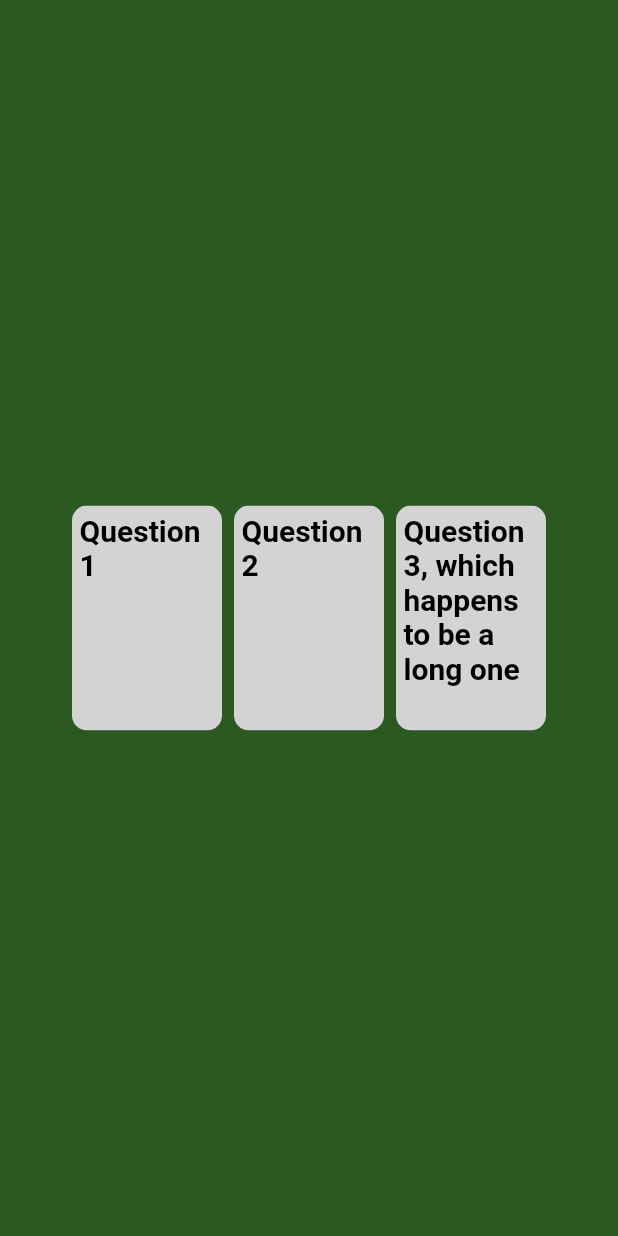
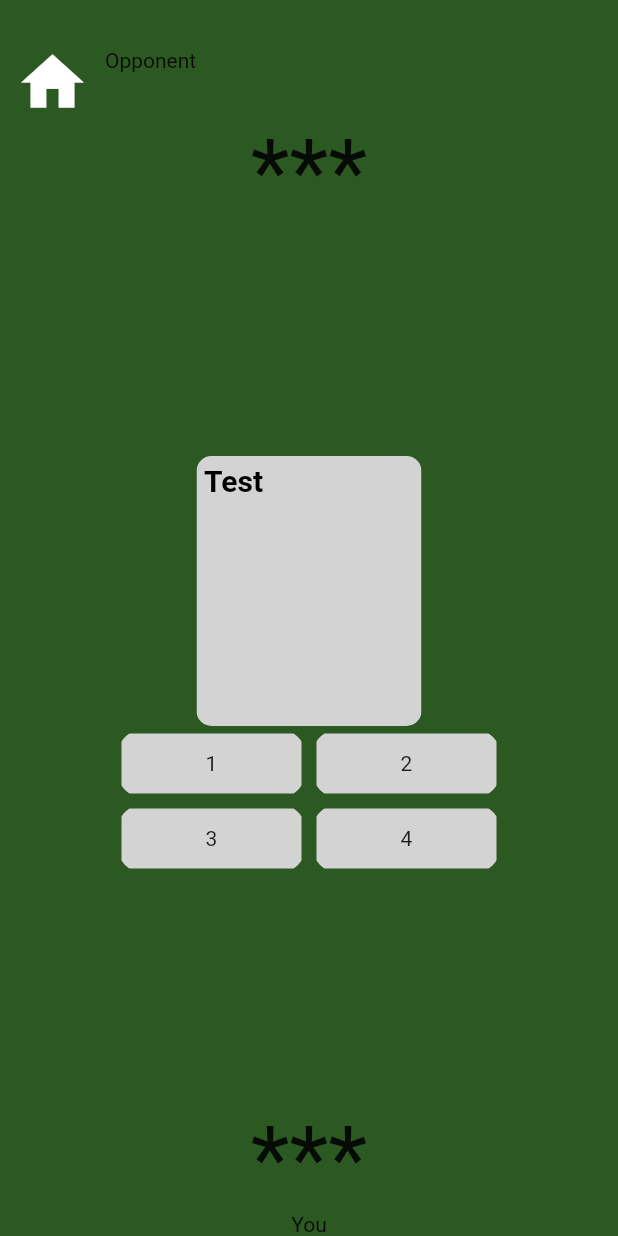
Before and after one commit to elegist/learning_duel, a Flutter app: the screen it shows after launch, on a phone screen of 412 x 824 dp. Run offline on Flutter 3.47's test engine with Material 2 defaults, Android fonts, the light colour scheme and no system bars.

Commit message:
Refactor PlayedCard class

```diff
--- /dev/null
+++ b/lib/PlayedCardChoice.dart
@@ -0,0 +1,125 @@
+import 'package:flutter/material.dart';
+
+class PlayedCardChoice extends StatefulWidget {
+  /*
+  PlayedCardChoice({Key? key, this.question, this.options, this.optionStates})
+      : super(key: key);
+      */
+  late String question;
+  late List<String> options;
+  late List<bool> optionStates;
+  late List<Option> optionWidgets;
+
+  PlayedCardChoice(String question, List<String> options, List<bool> optionStates){
+    this.question = question;
+    this.options = options;
+    this.optionStates = optionStates;
+    optionWidgets = List<Option>.filled(4, new Option(isCorrect: false, optionText: '',));
+
+    for(var i=0; i<options.length; i++){
+      optionWidgets[i] = Option(optionText: options[i], isCorrect: optionStates[i],);
+    }
+  }
+
+  @override
+  State<PlayedCardChoice> createState() => _PlayedCardChoiceState();
+
+  void clickedOption(){
+    for(var i = 0; i < optionWidgets.length; i++){
+      if(optionWidgets[i].isSelected){
+        if(optionWidgets[i].isCorrect){
+          optionWidgets[i].optionColor = Colors.green;
+        }else{
+          optionWidgets[i].optionColor = Colors.red;
+        }
+      }
+    }
+  }
+}
+
+class _PlayedCardChoiceState extends State<PlayedCardChoice> {
+  @override
+  Widget build(BuildContext context) {
+    return Padding(
+        padding: const EdgeInsets.all(4.0),
+        child: Center(
+            child: Column(
+          children: [
+            ClipRRect(
+              borderRadius: BorderRadius.circular(10),
+              child: Container(
+                padding: EdgeInsets.all(5.0),
+                width: 150,
+                height: 180,
+                color: Color(0xFFD3D3D3),
+                child: Center(
+                  child: Column(
+                    mainAxisAlignment: MainAxisAlignment.spaceBetween,
+                    children: [
+                      Row(
+                        children: [
+                          Expanded(
+                              child: Text(
+                            widget.question,
+                            style: TextStyle(
+                                fontSize: 20,
+                                fontWeight: FontWeight.bold,
+                                color: Colors.black),
+                          )),
+                        ],
+                      ),
+                    ],
+                  ),
+                ),
+              ),
+            ),
+            Row(mainAxisAlignment: MainAxisAlignment.center, children: [
+              widget.optionWidgets[0],
+              widget.optionWidgets[1]
+            ]),
+            Row(mainAxisAlignment: MainAxisAlignment.center, children: [
+              widget.optionWidgets[2],
+              widget.optionWidgets[3]
+            ]),
+          ],
+        )));
+  }
+}
+
+class Option extends StatefulWidget {
+  Option({Key? key, this.optionText, this.isCorrect}) : super(key: key);
+
+  final optionText;
+  final isCorrect;
+  bool isSelected = false;
+  Color optionColor = Color(0xFFD3D3D3);
+
+  @override
+  _OptionState createState() => _OptionState();
+}
+
+class _OptionState extends State<Option> {
+
+  @override
+  Widget build(BuildContext context) {
+    return GestureDetector(
+        onTap: () {
+          setState(() {
+            widget.isSelected = true;
+          });
+        },
+        child: ClipRRect(
+          borderRadius: BorderRadius.circular(25),
+          child: Container(
+            margin: EdgeInsets.all(5.0),
+            padding: EdgeInsets.all(5.0),
+            width: 120,
+            height: 40,
+            color: widget.optionColor,
+            child: Center(
+              child: Container(child: Text(widget.optionText)),
+            ),
+          ),
+        ));
+  }
+}
--- /dev/null
+++ b/lib/ScreenChooseAnswer.dart
@@ -0,0 +1,105 @@
+import 'package:flutter/material.dart';
+import 'package:learning_duel/PlayedCard.dart';
+import 'package:learning_duel/PlayedCardChoice.dart';
+
+import 'exerciseCard.dart';
+
+class ScreenChooseAnswer extends StatelessWidget {
+  const ScreenChooseAnswer({ Key? key }) : super(key: key);
+
+  @override
+  Widget build(BuildContext context) {
+    return Scaffold(
+        backgroundColor: Color(0xff2C5822),
+        body: Container(
+          child: Center(
+              child: Column(
+            mainAxisSize: MainAxisSize.max,
+            mainAxisAlignment: MainAxisAlignment.spaceBetween,
+            children: [
+              Row(
+                children: [
+                  Padding(
+                    padding: const EdgeInsets.only(
+                      left: 10,
+                      right: 10,
+                      top: 30,
+                    ),
+                    child: InkWell(
+                      onTap: () {
+                        Navigator.pop(context);
+                      }, // Handle your callback.
+                      splashColor: Colors.blue.withOpacity(0.5),
+                      child: Icon(
+                        Icons.home,
+                        size: 50.0,
+                        color: Colors.white,
+                      ),
+                    ),
+                  ),
+                  Text('Opponent')
+                ],
+              ),
+              Row(
+                mainAxisAlignment: MainAxisAlignment.center,
+                children: [
+                  Text(
+                    '*',
+                    style: TextStyle(fontSize: 60),
+                  ),
+                  Text(
+                    '*',
+                    style: TextStyle(fontSize: 60),
+                  ),
+                  Text(
+                    '*',
+                    style: TextStyle(fontSize: 60),
+                  ),
+                ],
+              ),
+              Spacer(),
+              PlayedCardChoice('Test', ['1', '2', '3', '4'], [true, false, false, false]),
+              Spacer(),
+              /*
+              Row(
+                mainAxisAlignment: MainAxisAlignment.center,
+                children: [
+                  ExerciseCard(
+                    question: "Question 2",
+                    options: ["Option", "Option", "Option", "Option"],
+                  ),
+                  ExerciseCard(
+                    question: "Question 3, which happens to be a long one",
+                    options: ["Option", "Option", "Option", "Option"],
+                  ),
+                ],
+              ),
+              */
+              Row(
+                mainAxisAlignment: MainAxisAlignment.center,
+                children: [
+                  Text(
+                    '*',
+                    style: TextStyle(fontSize: 60),
+                  ),
+                  Text(
+                    '*',
+                    style: TextStyle(fontSize: 60),
+                  ),
+                  Text(
+                    '*',
+                    style: TextStyle(fontSize: 60),
+                  ),
+                ],
+              ),
+              Row(
+                mainAxisAlignment: MainAxisAlignment.center,
+                children: [
+                  Text('You')
+                ],
+              )
+            ],
+          )),
+        ));
+  }
+}
--- a/lib/main.dart
+++ b/lib/main.dart
@@ -1,5 +1,9 @@
 import 'package:flutter/material.dart';
+import 'package:learning_duel/ScreenChooseAnswer.dart';
+import 'package:learning_duel/ScreenChooseCard.dart';
 import 'package:learning_duel/exerciseCard.dart';
+
+import 'ScreenPlayedCard.dart';
 
 void main() => runApp(MyApp());
 
@@ -18,28 +22,6 @@ class Homepage extends StatelessWidget {
 
   @override
   Widget build(BuildContext context) {
-    return Scaffold(
-        backgroundColor: Color(0xff2C5822),
-        body: Container(
-          child: Center(
-            child: Row(
-              mainAxisAlignment: MainAxisAlignment.center,
-              children: [
-                ExerciseCard(
-                  question: "Question 1",
-                  options: ["Option", "Option", "Option", "Option"],
-                ),
-                ExerciseCard(
-                  question: "Question 2",
-                  options: ["Option", "Option", "Option", "Option"],
-                ),
-                ExerciseCard(
-                  question: "Question 3, which happens to be a long one",
-                  options: ["Option", "Option", "Option", "Option"],
-                ),
-              ],
-            ),
-          ),
-        ));
+    return ScreenChooseAnswer();
   }
 }
```
Also changed, not shown: lib/OpponendCard.dart (added, +12 -0 lines), lib/PlayedCard.dart (added, +93 -0 lines), lib/ScreenChooseCard.dart (added, +105 -0 lines), lib/ScreenPlayedCard.dart (added, +103 -0 lines).
